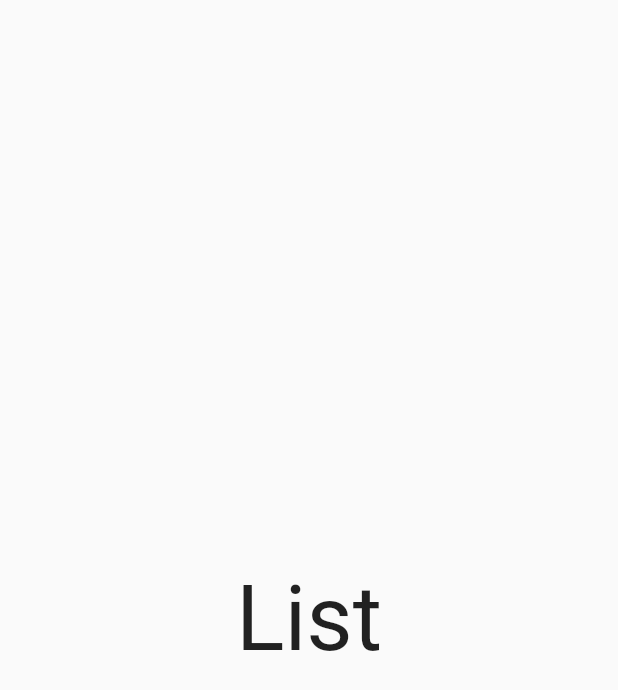
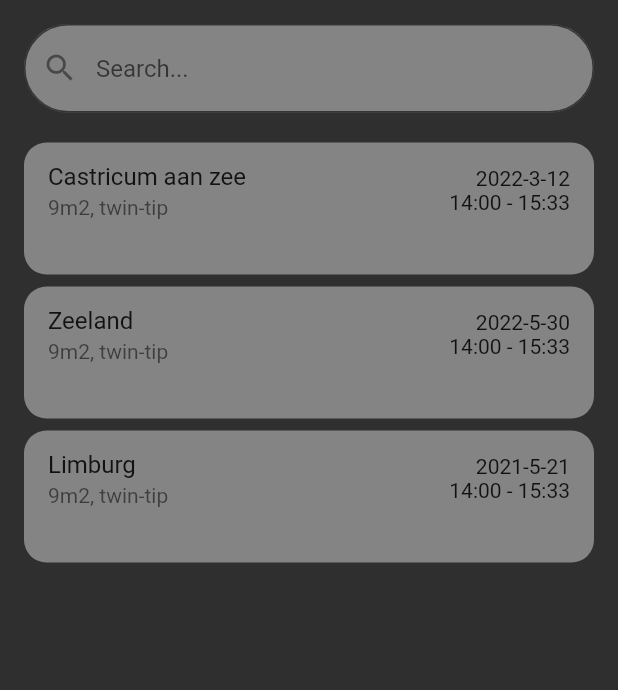
Before and after one commit to KevinBreurken/HvA-Project-MAD-Kite, a Flutter app: the MySessionsPage screen opened directly, on a phone screen of 412 x 824 dp. Shown: the top 690 px of the screen. Run offline on Flutter 3.47's test engine with Material 2 defaults, Android fonts, the phone set to English and light mode, and no system bars; our stand-ins replace flutter_rating_bar, flutter_svg, shared_preferences, stop_watch_timer; accounts and stored records are empty.

Commit message:
Start for sessions page
Function search bar, list view with listtiles.

TO DO: custom listtiles to display the rating the user gave the session

```diff
--- /dev/null
+++ b/lib/dummy data/sessions.dart
@@ -0,0 +1,23 @@
+class Session{
+  final String locationName;
+  final String gear;
+  final num rating;
+  final String date;
+  final String start;
+  final String end;
+
+  const Session({
+    required this.locationName,
+    required this.gear,
+    required this.rating,
+    required this.start,
+    required this.end,
+    required this.date
+  });
+}
+
+const allSessions = [
+  Session(locationName: 'Castricum aan zee', gear: '9m2, twin-tip', rating: 4, start: '14:00', end: '15:33', date: '2022-3-12'),
+  Session(locationName: 'Zeeland', gear: '9m2, twin-tip', rating: 5, start: '14:00', end: '15:33', date: '2022-5-30'),
+  Session(locationName: 'Limburg', gear: '9m2, twin-tip', rating: 1, start: '14:00', end: '15:33', date: '2021-5-21'),
+];
--- a/lib/page/my_sessions_page.dart
+++ b/lib/page/my_sessions_page.dart
@@ -1,8 +1,81 @@
 import 'package:flutter/material.dart';
+import 'package:kiteup/dummy%20data/sessions.dart';
+import 'package:kiteup/helpers/hexcolor.dart';
+import 'package:kiteup/constants.dart';
 
-class MySessionsPage extends StatelessWidget {
+class MySessionsPage extends StatefulWidget {
+    @override
+  _MySessionsPageState createState() => _MySessionsPageState();
+}
+
+class _MySessionsPageState extends State<MySessionsPage>
+  with SingleTickerProviderStateMixin {
+  List<Session> sessions = allSessions;
+  final controller = TextEditingController();
+
   @override
   Widget build(BuildContext context) => Scaffold(
       appBar: null,
-      body: Center(child: Text('List', style: TextStyle(fontSize: 60))));
+      backgroundColor: DARK_BACKGROUND_PRIMARY,
+      body: Column(
+        children: <Widget> [
+          Container(
+            margin: const EdgeInsets.fromLTRB(16, 16, 16, 16),
+            child: TextField(
+              controller: controller,
+              decoration: InputDecoration(
+                filled: true,
+                fillColor: HexColor('848484'),
+                prefixIcon: const Icon(Icons.search),
+                hintText: 'Search...',
+                border: OutlineInputBorder(
+                  borderRadius: BorderRadius.circular(30),
+
+                ),
+                focusedBorder: OutlineInputBorder(
+                  borderSide: BorderSide(color: PRIMARY),
+                  borderRadius: BorderRadius.circular(30)
+                )
+              ),
+              onChanged: searchSession,
+            ),
+
+          ),
+          Expanded(
+            child: ListView.builder(
+              itemCount: sessions.length,
+              itemBuilder: (context, index) {
+                final session = sessions[index];
+
+                return Container(
+                  margin: const EdgeInsets.fromLTRB(16, 4, 16, 4),
+                  child: ListTile(
+                    shape: RoundedRectangleBorder(borderRadius: BorderRadius.circular(15)),
+                    title: Text(session.locationName),
+                    subtitle: Text(session.gear),
+                    isThreeLine: true,
+                    trailing: Text(session.date + "\n" + session.start + " - " + session.end, textAlign: TextAlign.right,),
+                    tileColor: HexColor('848484'),
+                  ),
+                );
+            }
+          ),
+          )
+        ]
+
+      )
+
+      );
+
+
+  void searchSession(String query) {
+    final suggestions = allSessions.where((session){
+      final sessionLocation = session.locationName.toLowerCase();
+      final input = query.toLowerCase();
+
+      return sessionLocation.contains(input);
+    }).toList();
+
+    setState(() => sessions = suggestions);
+  }
 }
```
